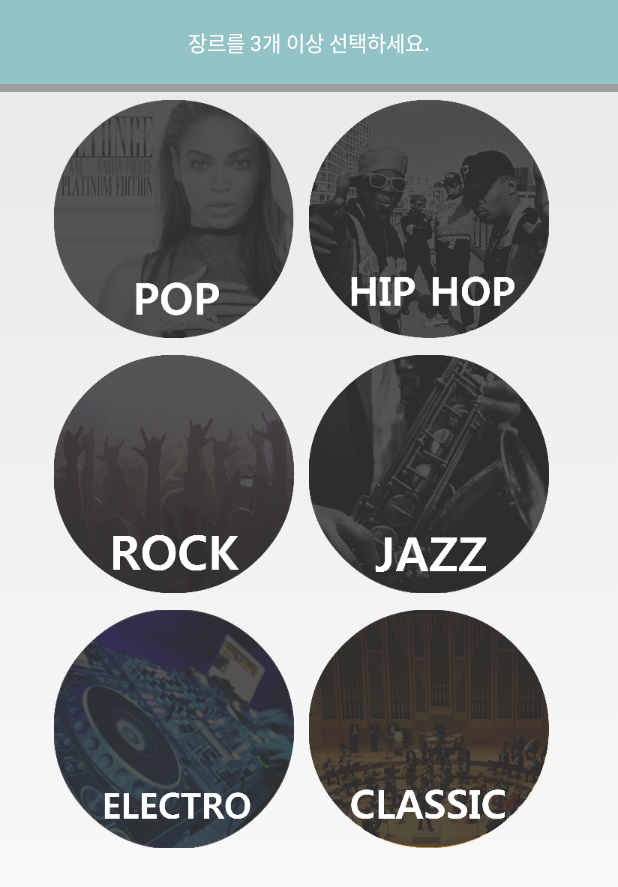
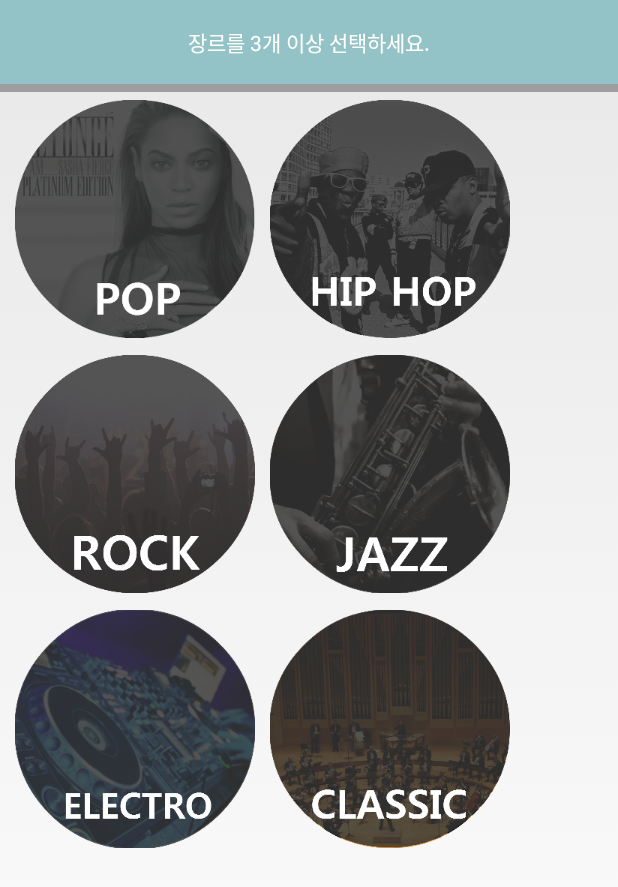
Before and after one commit to 2015-Hanyang-Univ-Capstone/MyPrescience, an Android app: the RecommendActivity screen opened directly, with no data from a screen before it, on a phone screen of 412 x 824 dp. Shown: the top 887 px of the screen. Run offline under Robolectric (Android 15) with nearby library versions, the phone set to English and light mode, and no system bars.

```diff
--- a/app/src/main/java/com/myprescience/application/myprescience/MainActivity.java
+++ b/app/src/main/java/com/myprescience/application/myprescience/MainActivity.java
@@ -5,6 +5,9 @@ import android.os.Bundle;
 import android.view.Menu;
 import android.view.MenuItem;
 
+/**
+ * 미구현
+ */
 
 public class MainActivity extends Activity {
     @Override
--- a/app/src/main/java/com/myprescience/application/myprescience/MainFragment.java
+++ b/app/src/main/java/com/myprescience/application/myprescience/MainFragment.java
@@ -17,6 +17,10 @@ import com.facebook.Session;
 import com.facebook.SessionState;
 import com.facebook.UiLifecycleHelper;
 import com.facebook.widget.LoginButton;
+
+/**
+ * facebook 로그인용 fragment
+ */
 
 public class MainFragment extends Fragment {
 
--- a/app/src/main/java/com/myprescience/application/myprescience/SongData.java
+++ b/app/src/main/java/com/myprescience/application/myprescience/SongData.java
@@ -4,6 +4,7 @@ import android.graphics.drawable.Drawable;
 
 /**
  * Created by hyeon-seob on 15. 3. 4..
+ * 곡 정보를 저장하는 클래스
  */
 public class SongData {
     public Drawable albumArt;
--- a/app/src/main/java/com/myprescience/application/myprescience/SongListActivity.java
+++ b/app/src/main/java/com/myprescience/application/myprescience/SongListActivity.java
@@ -13,6 +13,10 @@ import android.widget.ImageButton;
 import android.widget.ListView;
 import android.widget.TextView;
 import android.widget.Toast;
+
+/**
+ * 곡 리스트 출력하는 액티비티
+ */
 
 
 public class SongListActivity extends Activity {
--- a/app/src/main/java/com/myprescience/application/myprescience/SongListAdapter.java
+++ b/app/src/main/java/com/myprescience/application/myprescience/SongListAdapter.java
@@ -15,6 +15,8 @@ import java.util.ArrayList;
 
 /**
  * Created by hyeon-seob on 15. 3. 4..
+ * 리스트 뷰에 곡 정보를 추가하기 위한 어댑터 클래스
+ * addItem()으로 리스트에 곡 추가
  */
 public class SongListAdapter extends BaseAdapter{
 
@@ -34,6 +36,7 @@ public class SongListAdapter extends BaseAdapter{
         temp.rating = _rating;
         mListData.add(temp);
     }
+
 
     @Override
     public View getView(int position, View convertView, ViewGroup parent) {
--- a/app/src/main/java/com/myprescience/application/myprescience/ViewHolder.java
+++ b/app/src/main/java/com/myprescience/application/myprescience/ViewHolder.java
@@ -6,6 +6,7 @@ import android.widget.TextView;
 
 /**
  * Created by hyeon-seob on 15. 3. 4..
+ * 곡 정보를 리스트로 출력하기 위한 클래스
  */
 public class ViewHolder {
     public ImageView albumImageView;
--- a/app/src/main/res/layout/activity_recommend.xml
+++ b/app/src/main/res/layout/activity_recommend.xml
@@ -1,4 +1,4 @@
-    <LinearLayout xmlns:android="http://schemas.android.com/apk/res/android"
+<LinearLayout xmlns:android="http://schemas.android.com/apk/res/android"
     xmlns:tools="http://schemas.android.com/tools"
     android:layout_width="match_parent"
     android:layout_height="match_parent"
@@ -45,15 +45,17 @@
         android:layout_width="match_parent"
         android:layout_height="match_parent"
         android:id="@+id/scrollView"
+        android:layout_marginLeft="10dp"
+        android:layout_marginRight="10dp"
         android:fillViewport="true">
 
         <GridLayout
-            android:layout_width="wrap_content"
+            android:layout_width="match_parent"
             android:layout_height="wrap_content"
             android:id="@+id/gridLayout"
             android:layout_gravity="center_horizontal"
             android:columnCount="2">
-            </GridLayout>
+       </GridLayout>
 
     </ScrollView>
 </LinearLayout>
```
Also changed, not shown: app/src/main/java/com/myprescience/application/myprescience/RecommendActivity.java (+8 -21 lines), 2 other files.
